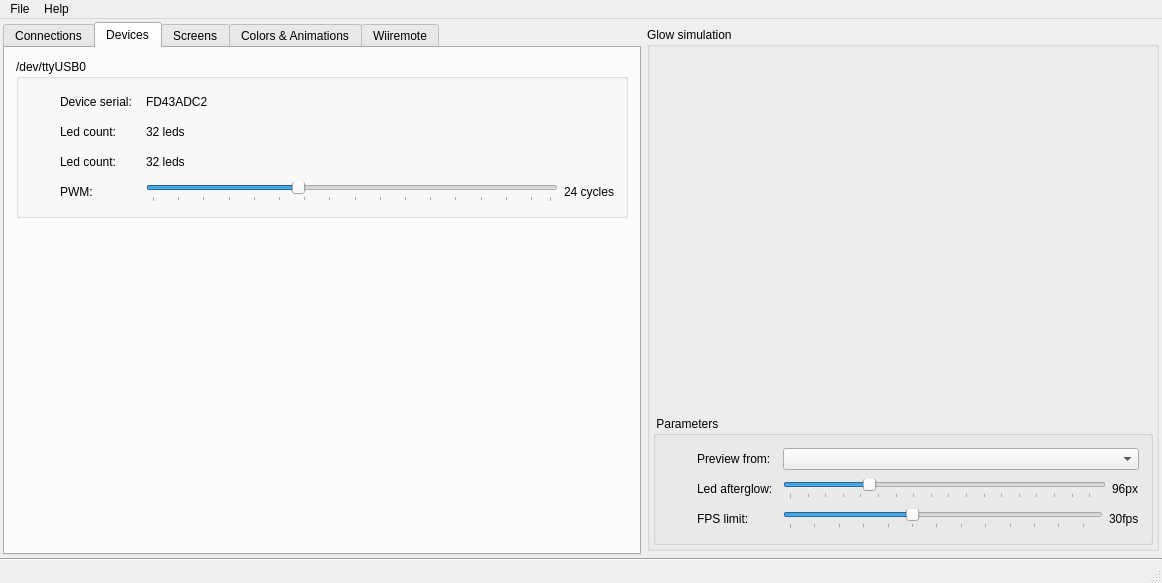
dev-0x7C6/led-frame, file mainwindow.ui: the form before one commit.
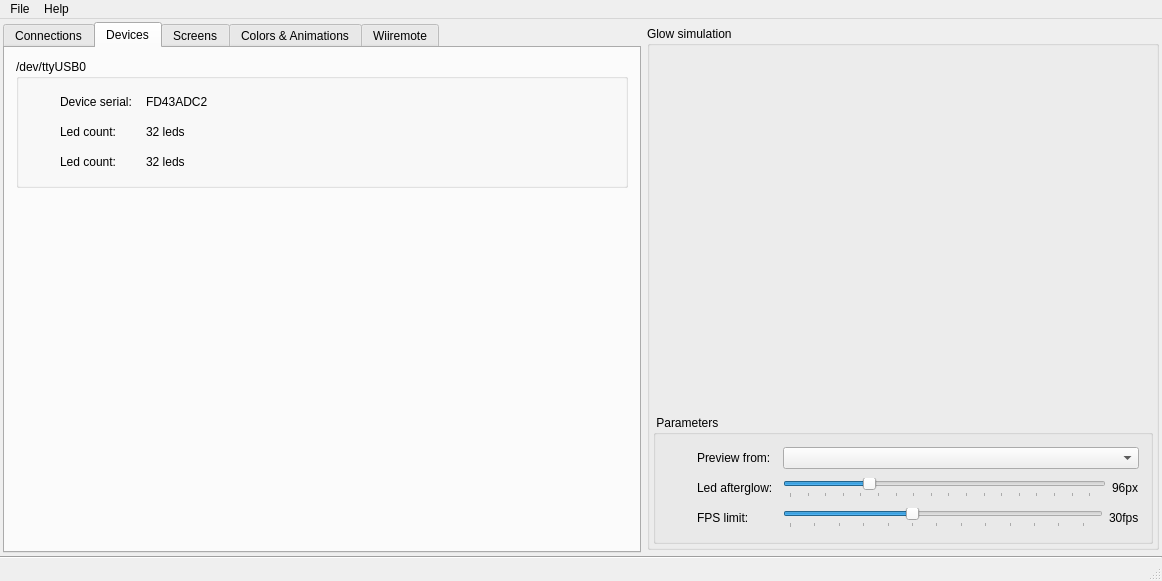
The form after the commit. The open tabs and pages were chosen to show the change. Icons and pictures are not drawn. Custom widgets are drawn as their Qt base class.

What changed in the file:
```diff
--- a/mainwindow.ui
+++ b/mainwindow.ui
@@ -6,8 +6,8 @@
    <rect>
     <x>0</x>
     <y>0</y>
-    <width>1141</width>
-    <height>583</height>
+    <width>1139</width>
+    <height>581</height>
    </rect>
   </property>
   <property name="windowTitle">
@@ -426,74 +426,6 @@
                 </item>
                </layout>
               </item>
-              <item>
-               <layout class="QHBoxLayout" name="horizontalLayout_18">
-                <item>
-                 <widget class="QLabel" name="brightnessIcon_12">
-                  <property name="minimumSize">
-                   <size>
-                    <width>24</width>
-                    <height>24</height>
-                   </size>
-                  </property>
-                  <property name="text">
-                   <string/>
-                  </property>
-                  <property name="pixmap">
-                   <pixmap resource="resources/resource.qrc">:/22x22/fpsrate.png</pixmap>
-                  </property>
-                  <property name="alignment">
-                   <set>Qt::AlignCenter</set>
-                  </property>
-                 </widget>
-                </item>
-                <item>
-                 <widget class="QLabel" name="brightnessLabel_11">
-                  <property name="minimumSize">
-                   <size>
-                    <width>80</width>
-                    <height>0</height>
-                   </size>
-                  </property>
-                  <property name="text">
-                   <string>PWM:</string>
-                  </property>
-                 </widget>
-                </item>
-                <item>
-                 <widget class="QSlider" name="framerateLimit_3">
-                  <property name="statusTip">
-                   <string>Tune frames per secound limit (24fps should be enought)</string>
-                  </property>
-                  <property name="minimum">
-                   <number>1</number>
-                  </property>
-                  <property name="maximum">
-                   <number>64</number>
-                  </property>
-                  <property name="value">
-                   <number>24</number>
-                  </property>
-                  <property name="orientation">
-                   <enum>Qt::Horizontal</enum>
-                  </property>
-                  <property name="tickPosition">
-                   <enum>QSlider::TicksBelow</enum>
-                  </property>
-                  <property name="tickInterval">
-                   <number>4</number>
-                  </property>
-                 </widget>
-                </item>
-                <item>
-                 <widget class="QLabel" name="fpsCount_3">
-                  <property name="text">
-                   <string>24 cycles</string>
-                  </property>
-                 </widget>
-                </item>
-               </layout>
-              </item>
              </layout>
             </widget>
            </item>
```
Left out of the diff: 6 changed lines with no effect on the pictures.
